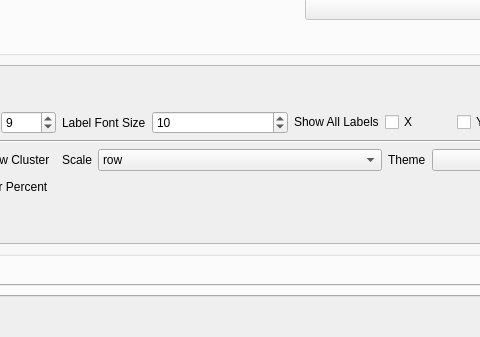
byemaxx/MetaX, file metax/gui/metax_gui/main_window.ui: the form before one commit; both pictures show x 259 to 739 and y 457 to 794 of the 1122 by 794 pixel window.
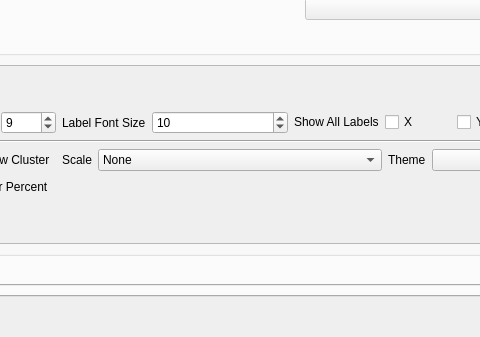
The form after the commit. The open tabs and pages were chosen to show the change.

The edit to the form file:
```diff
--- a/metax/gui/metax_gui/main_window.ui
+++ b/metax/gui/metax_gui/main_window.ui
@@ -8171,8 +8171,8 @@
                        <rect>
                         <x>0</x>
                         <y>0</y>
-                        <width>775</width>
-                        <height>102</height>
+                        <width>1016</width>
+                        <height>185</height>
                        </rect>
                       </property>
                       <layout class="QGridLayout" name="gridLayout_69">
@@ -8548,6 +8548,11 @@
                                <verstretch>0</verstretch>
                               </sizepolicy>
                              </property>
+                             <item>
+                              <property name="text">
+                               <string>None</string>
+                              </property>
+                             </item>
                              <item>
                               <property name="text">
                                <string>row</string>
```
Left out of the diff: 23 changed lines with no effect on the pictures.
